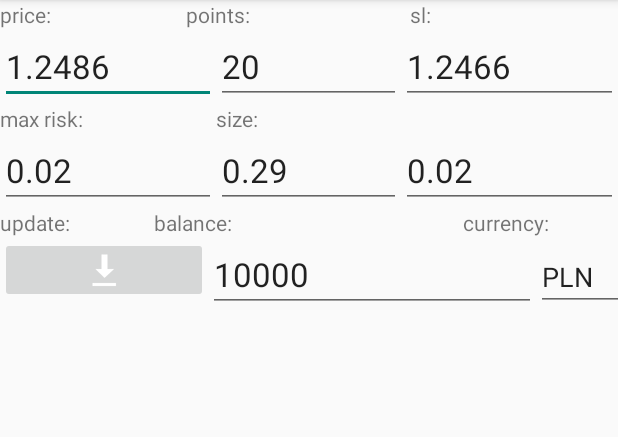
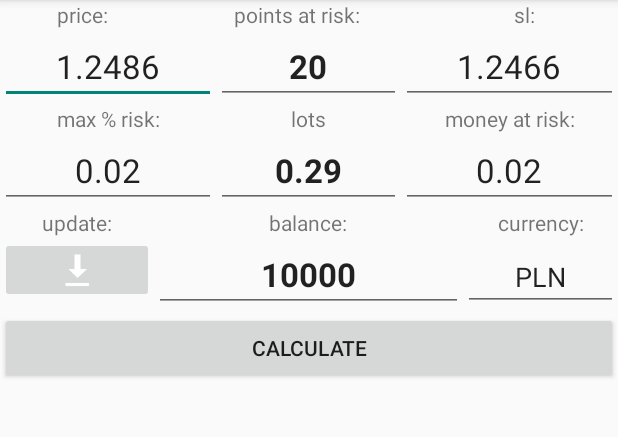
Before and after one commit to robert-danowski/RiskCalc, an Android app: the screen it shows after launch (MainActivity), on a phone screen of 412 x 824 dp, the part 84-521 px from its top. Run offline under Robolectric (Android 15) with nearby library versions, the phone set to English and light mode, and no system bars.

Commit message:
trying recover everything v3

```diff
--- a/app/src/main/res/layout/activity_main.xml
+++ b/app/src/main/res/layout/activity_main.xml
@@ -7,27 +7,31 @@
         android:layout_width="match_parent"
         android:layout_height="wrap_content"
         android:weightSum="100">
+
         <TextView
             android:layout_width="0dp"
             android:layout_height="wrap_content"
-            android:textAppearance="?android:attr/textAppearanceSmall"
+            android:layout_gravity="center_vertical"
+            android:layout_weight="35"
+            android:gravity="center"
             android:text="price:"
-            android:layout_weight="35"
-            android:layout_gravity="center_vertical"/>
+            android:textAppearance="?android:attr/textAppearanceSmall" />
 
         <TextView
             android:layout_width="wrap_content"
             android:layout_height="wrap_content"
-            android:textAppearance="?android:attr/textAppearanceSmall"
-            android:text="points:"
-            android:layout_weight="30" />
+            android:layout_weight="30"
+            android:gravity="center"
+            android:text="points at risk:"
+            android:textAppearance="?android:attr/textAppearanceSmall" />
 
         <TextView
             android:layout_width="wrap_content"
             android:layout_height="wrap_content"
-            android:textAppearance="?android:attr/textAppearanceSmall"
+            android:layout_weight="35"
+            android:gravity="center"
             android:text="sl:"
-            android:layout_weight="35" />
+            android:textAppearance="?android:attr/textAppearanceSmall" />
 
     </LinearLayout>
 
@@ -40,28 +44,32 @@
             android:id="@+id/etPrice"
             android:layout_width="0dp"
             android:layout_height="wrap_content"
-            android:textAppearance="?android:attr/textAppearanceLarge"
+            android:layout_weight="35"
+            android:gravity="center_horizontal"
             android:inputType="numberDecimal"
             android:text="1.2486"
-            android:layout_weight="35"/>
+            android:textAppearance="?android:attr/textAppearanceLarge" />
 
         <EditText
             android:id="@+id/etSlOffset"
             android:layout_width="0dp"
             android:layout_height="wrap_content"
             android:layout_weight="30"
+            android:gravity="center_horizontal"
+            android:inputType="numberSigned"
+            android:text="10"
             android:textAppearance="?android:attr/textAppearanceLarge"
-            android:inputType="numberSigned"
-            android:text="10"/>
+            android:textStyle="bold" />
 
         <EditText
             android:id="@+id/etSl"
             android:layout_width="0dp"
             android:layout_height="wrap_content"
-            android:textAppearance="?android:attr/textAppearanceLarge"
+            android:layout_weight="35"
+            android:gravity="center_horizontal"
             android:inputType="numberDecimal"
             android:text="1.2476"
-            android:layout_weight="35"/>
+            android:textAppearance="?android:attr/textAppearanceLarge" />
     </LinearLayout>
 
     <LinearLayout
@@ -72,18 +80,30 @@
         <TextView
             android:layout_width="0dp"
             android:layout_height="wrap_content"
-            android:textAppearance="?android:attr/textAppearanceSmall"
-            android:text="max risk:"
-            android:layout_weight="35" />
+            android:layout_weight="35"
+            android:gravity="center"
+            android:text="max % risk:"
+            android:textAppearance="?android:attr/textAppearanceSmall" />
 
         <TextView
             android:layout_width="0dp"
             android:layout_height="wrap_content"
-            android:textAppearance="?android:attr/textAppearanceSmall"
-            android:text="size:"
+            android:layout_gravity="center_vertical"
             android:layout_weight="30"
-            android:layout_gravity="center_vertical"/>
+            android:gravity="center"
+            android:text="lots"
+            android:textAppearance="?android:attr/textAppearanceSmall" />
+
+        <TextView
+            android:layout_width="0dp"
+            android:layout_height="wrap_content"
+            android:layout_weight="35"
+            android:gravity="center"
+            android:text="money at risk:"
+            android:textAppearance="?android:attr/textAppearanceSmall" />
+
     </LinearLayout>
+
     <LinearLayout
         android:layout_width="match_parent"
         android:layout_height="wrap_content"
@@ -93,28 +113,32 @@
             android:id="@+id/etPercentRisk"
             android:layout_width="0dp"
             android:layout_height="wrap_content"
-            android:textAppearance="?android:attr/textAppearanceLarge"
+            android:layout_weight="35"
+            android:gravity="center_horizontal"
             android:inputType="numberDecimal"
             android:text="0.02"
-            android:layout_weight="35"/>
+            android:textAppearance="?android:attr/textAppearanceLarge" />
 
         <EditText
             android:id="@+id/etSize"
             android:layout_width="0dp"
             android:layout_height="wrap_content"
-            android:textAppearance="?android:attr/textAppearanceLarge"
+            android:layout_weight="30"
+            android:gravity="center_horizontal"
             android:inputType="numberDecimal"
             android:text="0.01"
-            android:layout_weight="30"/>
+            android:textAppearance="?android:attr/textAppearanceLarge"
+            android:textStyle="bold" />
 
         <EditText
             android:id="@+id/etAmountRisk"
             android:layout_width="0dp"
             android:layout_height="wrap_content"
-            android:textAppearance="?android:attr/textAppearanceLarge"
+            android:layout_weight="35"
+            android:gravity="center_horizontal"
             android:inputType="numberDecimal"
             android:text="0.02"
-            android:layout_weight="35"/>
+            android:textAppearance="?android:attr/textAppearanceLarge" />
 
     </LinearLayout>
 
@@ -127,25 +151,29 @@
         <TextView
             android:layout_width="0dp"
             android:layout_height="wrap_content"
-            android:textAppearance="?android:attr/textAppearanceSmall"
+            android:layout_weight="25"
+            android:gravity="center"
             android:text="update:"
-            android:layout_weight="25" />
+            android:textAppearance="?android:attr/textAppearanceSmall" />
 
         <TextView
             android:layout_width="0dp"
             android:layout_height="wrap_content"
-            android:textAppearance="?android:attr/textAppearanceSmall"
+            android:layout_weight="50"
+            android:gravity="center"
             android:text="balance:"
-            android:layout_weight="50" />
+            android:textAppearance="?android:attr/textAppearanceSmall" />
 
         <TextView
             android:layout_width="0dp"
             android:layout_height="wrap_content"
-            android:textAppearance="?android:attr/textAppearanceSmall"
+            android:layout_weight="25"
+            android:gravity="center"
             android:text="currency:"
-            android:layout_weight="25" />
+            android:textAppearance="?android:attr/textAppearanceSmall" />
 
     </LinearLayout>
+
     <LinearLayout
         android:layout_width="match_parent"
         android:layout_height="wrap_content"
@@ -153,29 +181,38 @@
 
         <ImageButton
             android:id="@+id/ibDownload"
-            android:layout_width="wrap_content"
+            android:layout_width="0dp"
             android:layout_height="wrap_content"
             android:layout_weight="25"
-            android:src="@android:drawable/stat_sys_download"
-            android:maxHeight="10dip"/>
+            android:maxHeight="10dip"
+            android:src="@android:drawable/stat_sys_download" />
 
         <EditText
             android:id="@+id/etBalance"
             android:layout_width="0dp"
             android:layout_height="wrap_content"
-            android:textAppearance="?android:attr/textAppearanceLarge"
+            android:layout_weight="50"
+            android:gravity="center_horizontal"
             android:inputType="numberDecimal"
             android:text="10000"
-            android:layout_weight="60"/>
+            android:textAppearance="?android:attr/textAppearanceLarge"
+            android:textStyle="bold" />
+
         <EditText
             android:id="@+id/etBalanceCurrency"
             android:layout_width="0dp"
             android:layout_height="wrap_content"
-            android:textAppearance="?android:attr/textAppearanceMedium"
+            android:layout_weight="25"
+            android:gravity="center_horizontal"
             android:inputType="text"
             android:text="PLN"
-            android:layout_weight="20"/>
+            android:textAppearance="?android:attr/textAppearanceMedium" />
     </LinearLayout>
 
+    <Button
+        android:id="@+id/calculate"
+        android:layout_width="match_parent"
+        android:layout_height="wrap_content"
+        android:text="Calculate" />
 
 </LinearLayout>
```
